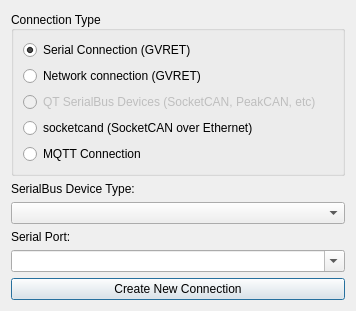
The window that ui/newconnectiondialog.ui (collin80/SavvyCAN) describes before a commit, drawn with Qt 5.
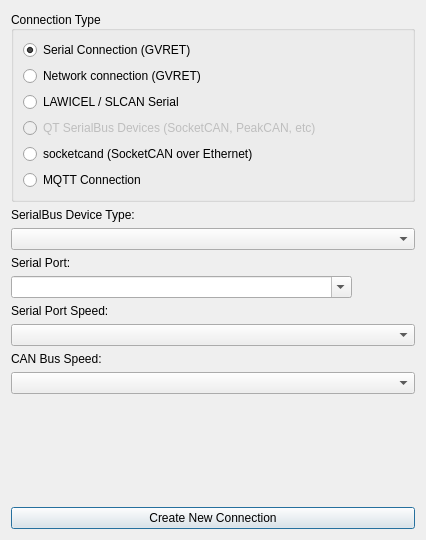
The same window after the commit.

Commit message: Add a new connection type - Lawicel. It works for some devices, not all. More development needed but this is a start. Also added ability to set serial speed and bus speed in the device setup which may be useful for other connection devices too.

```diff
--- a/ui/newconnectiondialog.ui
+++ b/ui/newconnectiondialog.ui
@@ -6,8 +6,8 @@
    <rect>
     <x>0</x>
     <y>0</y>
-    <width>356</width>
-    <height>282</height>
+    <width>426</width>
+    <height>540</height>
    </rect>
   </property>
   <property name="windowTitle">
@@ -23,6 +23,30 @@
       <set>Qt::AlignLeading|Qt::AlignLeft|Qt::AlignVCenter</set>
      </property>
      <layout class="QGridLayout" name="gridLayout">
+      <item row="4" column="0">
+       <widget class="QRadioButton" name="rbKayak">
+        <property name="text">
+         <string>socketcand (SocketCAN over Ethernet)</string>
+        </property>
+       </widget>
+      </item>
+      <item row="3" column="0">
+       <widget class="QRadioButton" name="rbSocketCAN">
+        <property name="enabled">
+         <bool>false</bool>
+        </property>
+        <property name="text">
+         <string>QT SerialBus Devices (SocketCAN, PeakCAN, etc)</string>
+        </property>
+       </widget>
+      </item>
+      <item row="5" column="0">
+       <widget class="QRadioButton" name="rbMQTT">
+        <property name="text">
+         <string>MQTT Connection</string>
+        </property>
+       </widget>
+      </item>
       <item row="0" column="0">
        <widget class="QRadioButton" name="rbGVRET">
         <property name="text">
@@ -40,27 +64,10 @@
         </property>
        </widget>
       </item>
-	  <item row="2" column="0">
-       <widget class="QRadioButton" name="rbSocketCAN">
-        <property name="enabled">
-         <bool>false</bool>
-        </property>
+      <item row="2" column="0">
+       <widget class="QRadioButton" name="rbLawicel">
         <property name="text">
-         <string>QT SerialBus Devices (SocketCAN, PeakCAN, etc)</string>
-        </property>
-       </widget>
-      </item>
-      <item row="3" column="0">
-       <widget class="QRadioButton" name="rbKayak">
-        <property name="text">
-         <string>socketcand (SocketCAN over Ethernet)</string>
-        </property>
-       </widget>
-      </item>
-	  <item row="4" column="0">
-       <widget class="QRadioButton" name="rbMQTT">
-        <property name="text">
-         <string>MQTT Connection</string>
+         <string>LAWICEL / SLCAN Serial</string>
         </property>
        </widget>
       </item>
@@ -109,6 +116,39 @@
      </property>
     </widget>
    </item>
+   <item>
+    <widget class="QLabel" name="lblSerialSpeed">
+     <property name="text">
+      <string>Serial Port Speed:</string>
+     </property>
+    </widget>
+   </item>
+   <item>
+    <widget class="QComboBox" name="cbSerialSpeed"/>
+   </item>
+   <item>
+    <widget class="QLabel" name="lblCANSpeed">
+     <property name="text">
+      <string>CAN Bus Speed:</string>
+     </property>
+    </widget>
+   </item>
+   <item>
+    <widget class="QComboBox" name="cbCANSpeed"/>
+   </item>
+   <item>
+    <spacer name="verticalSpacer">
+     <property name="orientation">
+      <enum>Qt::Vertical</enum>
+     </property>
+     <property name="sizeHint" stdset="0">
+      <size>
+       <width>20</width>
+       <height>40</height>
+      </size>
+     </property>
+    </spacer>
+   </item>
    <item>
     <widget class="QPushButton" name="btnOK">
      <property name="text">
```
The commit also changes 17 other files.
